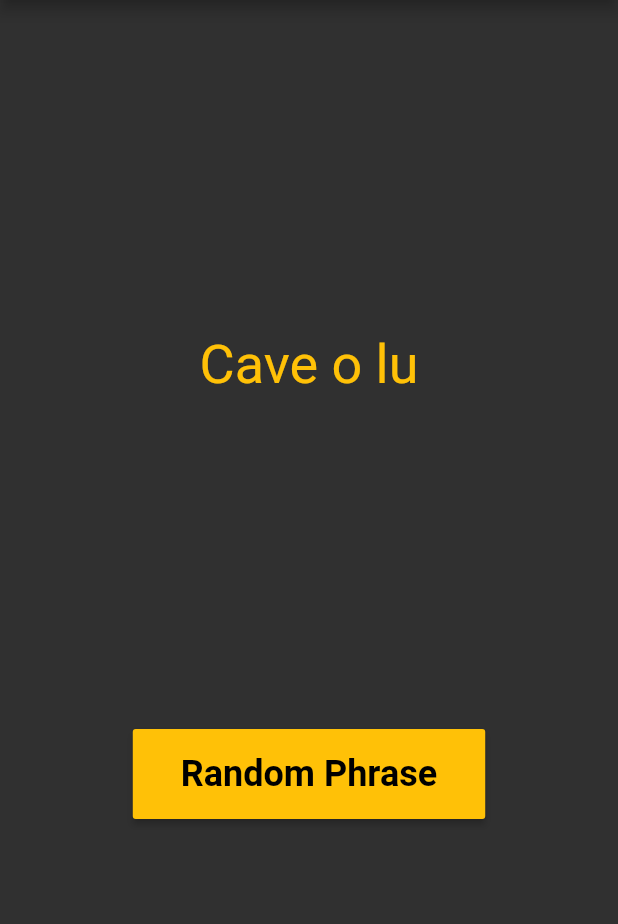
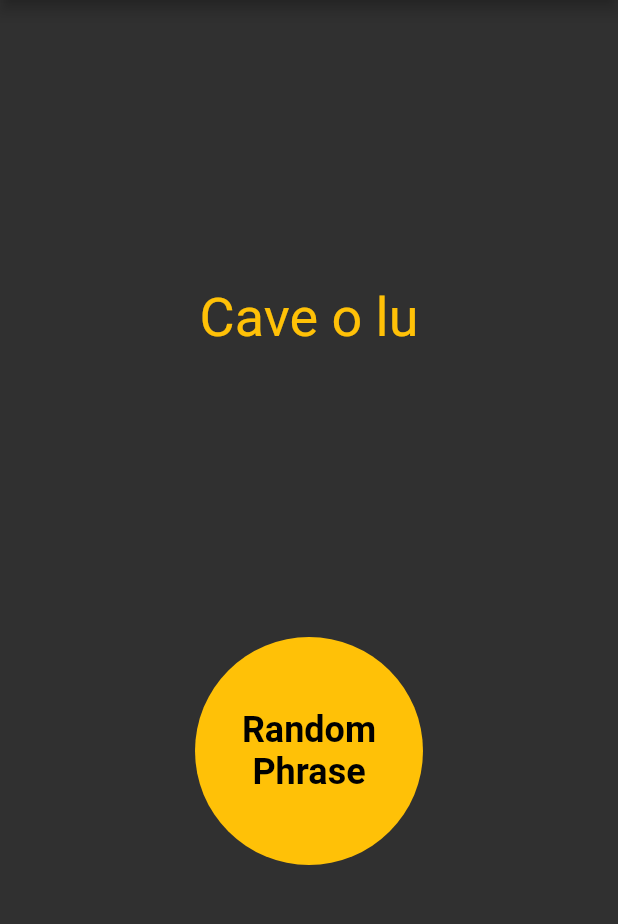
Before and after one commit to rodolphocaires/udemy-max-section2-assignment, a Flutter app: the screen it shows after launch, on a phone screen of 412 x 824 dp, the part 84-1008 px from its top. Run offline on Flutter 3.47's test engine with Material 2 defaults, Android fonts, the phone set to English and light mode, and no system bars.

Commit message:
Toying with rounded button

```diff
--- a/lib/phrase_generator.dart
+++ b/lib/phrase_generator.dart
@@ -7,13 +7,16 @@ class PhraseGenerator extends StatelessWidget {
 
   @override
   Widget build(BuildContext context) {
-    return RaisedButton(
+    return FlatButton(
+      padding: EdgeInsets.all(32),
+      shape: CircleBorder(),
       color: Colors.amber,
       onPressed: onPress,
       child: Padding(
         padding: const EdgeInsets.all(16.0),
         child: Text(
-          'Random Phrase',
+          'Random\nPhrase',
+          textAlign: TextAlign.center,
           style: TextStyle(
             color: Colors.black,
             fontSize: 24,
```
